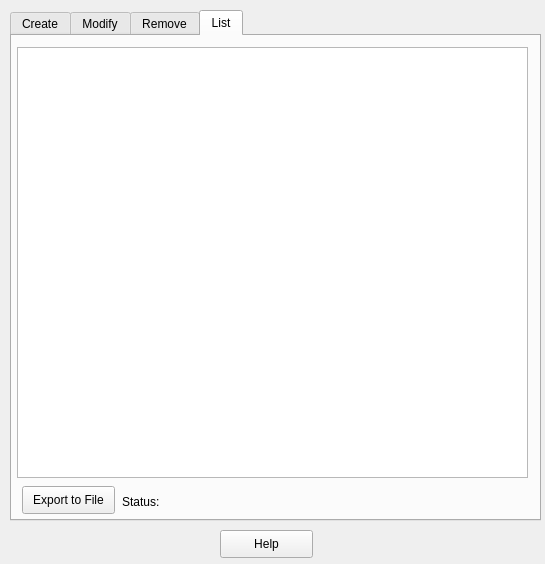
This is useradmin.ui in szugyizs/QtWhiteSpaceManager as Qt 5 draws it before an edit. The edited form follows.
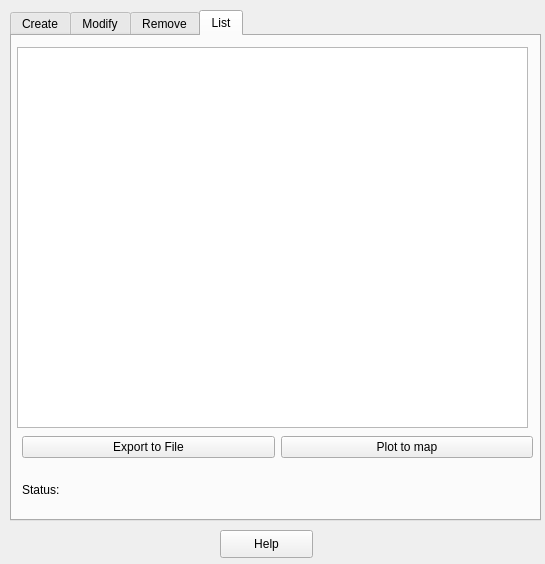
This is the edited form. The open tabs and pages were chosen to show the change.

The edit to the form file:
```diff
--- a/useradmin.ui
+++ b/useradmin.ui
@@ -444,32 +444,39 @@
           <x>5</x>
           <y>11</y>
           <width>511</width>
-          <height>431</height>
+          <height>381</height>
          </rect>
         </property>
        </widget>
-       <widget class="QPushButton" name="uExportBtn">
+       <widget class="QWidget" name="verticalLayoutWidget_2">
         <property name="geometry">
          <rect>
           <x>10</x>
-          <y>450</y>
-          <width>93</width>
-          <height>28</height>
+          <y>400</y>
+          <width>511</width>
+          <height>80</height>
          </rect>
         </property>
+        <layout class="QVBoxLayout" name="verticalLayout">
+         <item>
+          <layout class="QHBoxLayout" name="horizontalLayout_6">
+           <item>
+            <widget class="QPushButton" name="uExportBtn">
         <property name="text">
          <string>Export to File</string>
         </property>
        </widget>
-       <widget class="QWidget" name="horizontalLayoutWidget_5">
-        <property name="geometry">
-         <rect>
-          <x>110</x>
-          <y>450</y>
-          <width>391</width>
-          <height>31</height>
-         </rect>
-        </property>
+           </item>
+           <item>
+            <widget class="QPushButton" name="plotUBtn">
+             <property name="text">
+              <string>Plot to map</string>
+             </property>
+            </widget>
+           </item>
+          </layout>
+         </item>
+         <item>
         <layout class="QHBoxLayout" name="horizontalLayout_4">
          <item>
           <widget class="QLabel" name="label_4">
@@ -484,6 +491,8 @@
             <string/>
            </property>
           </widget>
+           </item>
+          </layout>
          </item>
         </layout>
        </widget>
```
Lines whose indentation alone changed are shown as unchanged.
